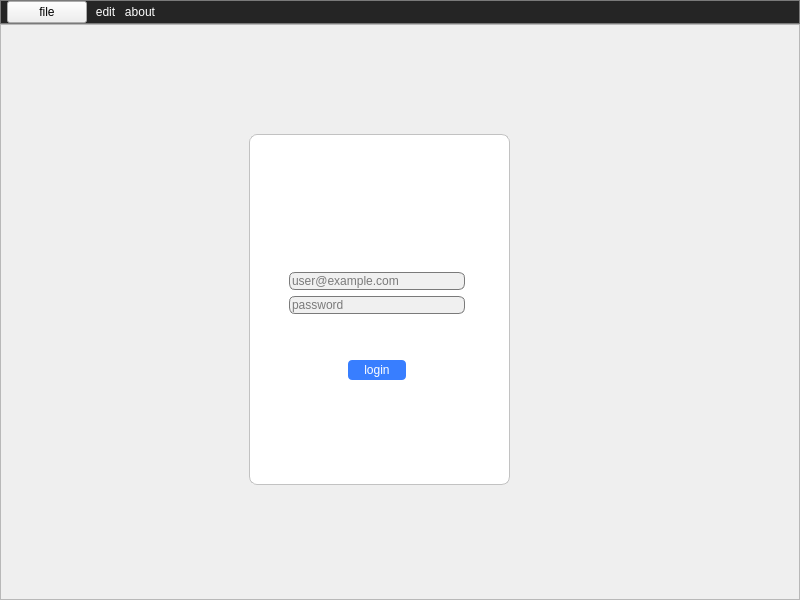
JASFLTeam/JAs-File-Lock, file ui/app.ui: the form before one commit.
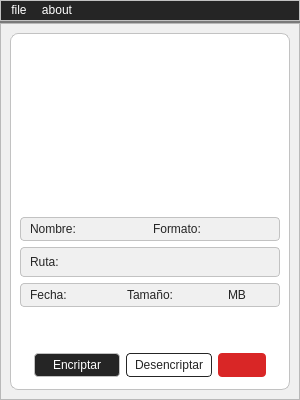
The form after the commit. Icons and pictures are not drawn.

What changed in the file:
```diff
--- a/ui/app.ui
+++ b/ui/app.ui
@@ -6,8 +6,8 @@
    <rect>
     <x>0</x>
     <y>0</y>
-    <width>800</width>
-    <height>600</height>
+    <width>300</width>
+    <height>400</height>
    </rect>
   </property>
   <property name="windowTitle">
@@ -67,130 +67,6 @@
        <property name="bottomMargin">
         <number>0</number>
        </property>
-       <item>
-        <layout class="QHBoxLayout" name="horizontalLayout_2">
-         <property name="spacing">
-          <number>0</number>
-         </property>
-         <item>
-          <layout class="QHBoxLayout" name="horizontalLayout">
-           <property name="spacing">
-            <number>8</number>
-           </property>
-           <property name="leftMargin">
-            <number>6</number>
-           </property>
-           <property name="rightMargin">
-            <number>6</number>
-           </property>
-           <item>
-            <widget class="QPushButton" name="file">
-             <property name="sizePolicy">
-              <sizepolicy hsizetype="Minimum" vsizetype="Minimum">
-               <horstretch>0</horstretch>
-               <verstretch>0</verstretch>
-              </sizepolicy>
-             </property>
-             <property name="styleSheet">
-              <string notr="true">QPushButton#file {
-  color: #ffffff;
-  border: none
-}
-
-QPushButton#file:hover {
-  background-color: #7a7a7a;
-  color: #ffffff;
-}</string>
-             </property>
-             <property name="text">
-              <string>file</string>
-             </property>
-            </widget>
-           </item>
-           <item>
-            <widget class="QPushButton" name="edit">
-             <property name="sizePolicy">
-              <sizepolicy hsizetype="Minimum" vsizetype="Minimum">
-               <horstretch>0</horstretch>
-               <verstretch>0</verstretch>
-              </sizepolicy>
-             </property>
-             <property name="styleSheet">
-              <string notr="true">QPushButton#edit {
-  color: #ffffff;
-  border: none
-}
-
-QPushButton#edit:hover {
-  background-color: #7a7a7a;
-  color: #ffffff;
-}</string>
-             </property>
-             <property name="text">
-              <string>edit</string>
-             </property>
-            </widget>
-           </item>
-           <item>
-            <widget class="QPushButton" name="about">
-             <property name="sizePolicy">
-              <sizepolicy hsizetype="Minimum" vsizetype="Minimum">
-               <horstretch>0</horstretch>
-               <verstretch>0</verstretch>
-              </sizepolicy>
-             </property>
-             <property name="styleSheet">
-              <string notr="true">QPushButton#about {
-  color: #ffffff;
-  border: none
-}
-
-QPushButton#about:hover {
-  background-color: #7a7a7a;
-  color: #ffffff;
-}</string>
-             </property>
-             <property name="text">
-              <string>about</string>
-             </property>
-            </widget>
-           </item>
-          </layout>
-         </item>
-         <item>
-          <spacer name="horizontalSpacer_2">
-           <property name="orientation">
-            <enum>Qt::Orientation::Horizontal</enum>
-           </property>
-           <property name="sizeType">
-            <enum>QSizePolicy::Policy::Expanding</enum>
-           </property>
-           <property name="sizeHint" stdset="0">
-            <size>
-             <width>40</width>
-             <height>20</height>
-            </size>
-           </property>
-          </spacer>
-         </item>
-         <item>
-          <spacer name="horizontalSpacer">
-           <property name="orientation">
-            <enum>Qt::Orientation::Horizontal</enum>
-           </property>
-           <property name="sizeType">
-            <enum>QSizePolicy::Policy::Expanding</enum>
-           </property>
-           <property name="sizeHint" stdset="0">
-            <size>
-             <width>100</width>
-             <height>20</height>
-            </size>
-           </property>
-          </spacer>
-         </item>
-        </layout>
-       </item>
       </layout>
      </widget>
     </item>
@@ -202,136 +78,386 @@
         <verstretch>1</verstretch>
        </sizepolicy>
       </property>
+      <property name="styleSheet">
+       <string notr="true">QFrame#frame {
+    background-color: #f0f0f0;
+}</string>
+      </property>
       <property name="frameShape">
        <enum>QFrame::Shape::StyledPanel</enum>
       </property>
       <property name="frameShadow">
        <enum>QFrame::Shadow::Raised</enum>
       </property>
-      <widget class="QFrame" name="frame_2">
-       <property name="geometry">
-        <rect>
-         <x>249</x>
-         <y>110</y>
-         <width>261</width>
-         <height>351</height>
-        </rect>
-       </property>
-       <property name="styleSheet">
-        <string notr="true">QFrame#frame_2 {
+      <layout class="QHBoxLayout" name="horizontalLayout_4">
+       <item>
+        <widget class="QFrame" name="frame_2">
+         <property name="styleSheet">
+          <string notr="true">QFrame#frame_2 {
   background-color: #ffffff;
   border: 1px solid #c2c2c2;
   border-radius: 8px;
 }</string>
-       </property>
-       <property name="frameShape">
-        <enum>QFrame::Shape::StyledPanel</enum>
-       </property>
-       <property name="frameShadow">
-        <enum>QFrame::Shadow::Raised</enum>
-       </property>
-       <widget class="QWidget" name="">
-        <property name="geometry">
-         <rect>
-          <x>40</x>
-          <y>110</y>
-          <width>176</width>
-          <height>136</height>
-         </rect>
-        </property>
-        <layout class="QVBoxLayout" name="verticalLayout_3">
-         <item>
-          <layout class="QVBoxLayout" name="verticalLayout_2">
-           <item>
-            <spacer name="verticalSpacer_2">
-             <property name="orientation">
-              <enum>Qt::Orientation::Vertical</enum>
-             </property>
-             <property name="sizeHint" stdset="0">
-              <size>
-               <width>20</width>
-               <height>40</height>
-              </size>
-             </property>
-            </spacer>
-           </item>
-           <item>
-            <widget class="QLineEdit" name="lineEdit">
-             <property name="styleSheet">
-              <string notr="true">QLineEdit {
-  color: #7a7a7a;
+         </property>
+         <property name="frameShape">
+          <enum>QFrame::Shape::StyledPanel</enum>
+         </property>
+         <property name="frameShadow">
+          <enum>QFrame::Shadow::Raised</enum>
+         </property>
+         <layout class="QVBoxLayout" name="verticalLayout_5">
+          <property name="topMargin">
+           <number>12</number>
+          </property>
+          <property name="bottomMargin">
+           <number>12</number>
+          </property>
+          <item>
+           <widget class="QWidget" name="widget" native="true">
+            <property name="sizePolicy">
+             <sizepolicy hsizetype="Preferred" vsizetype="Preferred">
+              <horstretch>0</horstretch>
+              <verstretch>1</verstretch>
+             </sizepolicy>
+            </property>
+           </widget>
+          </item>
+          <item>
+           <layout class="QVBoxLayout" name="verticalLayout_4">
+            <item>
+             <layout class="QVBoxLayout" name="verticalLayout_3">
+              <item>
+               <layout class="QVBoxLayout" name="verticalLayout_2">
+                <item>
+                 <widget class="QFrame" name="frame_5">
+                  <property name="styleSheet">
+                   <string notr="true">QFrame#frame_5 {
   background-color: #f0f0f0;
-  border: 1px solid #7a7a7a;
-  border-radius: 6px;
+  border: 1px solid #c2c2c2;
+  border-radius: 4px;
 }</string>
-             </property>
-             <property name="text">
-              <string>user@example.com</string>
-             </property>
-            </widget>
-           </item>
-           <item>
-            <widget class="QLineEdit" name="lineEdit_2">
-             <property name="styleSheet">
-              <string notr="true">QLineEdit {
-  color: #7a7a7a;
+                  </property>
+                  <property name="frameShape">
+                   <enum>QFrame::Shape::StyledPanel</enum>
+                  </property>
+                  <property name="frameShadow">
+                   <enum>QFrame::Shadow::Raised</enum>
+                  </property>
+                  <layout class="QVBoxLayout" name="verticalLayout_10">
+                   <property name="topMargin">
+                    <number>4</number>
+                   </property>
+                   <property name="bottomMargin">
+                    <number>4</number>
+                   </property>
+                   <item>
+                    <layout class="QHBoxLayout" name="horizontalLayout_7">
+                     <item>
+                      <layout class="QHBoxLayout" name="horizontalLayout_5">
+                       <item>
+                        <widget class="QLabel" name="name">
+                         <property name="styleSheet">
+                          <string notr="true">color: #252525;</string>
+                         </property>
+                         <property name="text">
+                          <string>Nombre:</string>
+                         </property>
+                        </widget>
+                       </item>
+                       <item>
+                        <widget class="QLabel" name="nombre_label">
+                         <property name="styleSheet">
+                          <string notr="true">color: #252525;</string>
+                         </property>
+                         <property name="text">
+                          <string/>
+                         </property>
+                        </widget>
+                       </item>
+                      </layout>
+                     </item>
+                     <item>
+                      <layout class="QHBoxLayout" name="horizontalLayout">
+                       <item>
+                        <widget class="QLabel" name="mime">
+                         <property name="styleSheet">
+                          <string notr="true">color: #252525;</string>
+                         </property>
+                         <property name="text">
+                          <string>Formato:</string>
+                         </property>
+                        </widget>
+                       </item>
+                       <item>
+                        <widget class="QLabel" name="formato_label">
+                         <property name="styleSheet">
+                          <string notr="true">color: #252525;</string>
+                         </property>
+                        </widget>
+                       </item>
+                      </layout>
+                     </item>
+                    </layout>
+                   </item>
+                  </layout>
+                 </widget>
+                </item>
+                <item>
+                 <widget class="QFrame" name="frame_3">
+                  <property name="styleSheet">
+                   <string notr="true">QFrame#frame_3 {
   background-color: #f0f0f0;
-  border: 1px solid #7a7a7a;
-  border-radius: 6px;
+  border: 1px solid #c2c2c2;
+  border-radius: 4px;
 }</string>
-             </property>
-             <property name="text">
-              <string>password</string>
-             </property>
-            </widget>
-           </item>
-          </layout>
-         </item>
-         <item>
-          <spacer name="verticalSpacer">
-           <property name="orientation">
-            <enum>Qt::Orientation::Vertical</enum>
-           </property>
-           <property name="sizeType">
-            <enum>QSizePolicy::Policy::Minimum</enum>
-           </property>
-           <property name="sizeHint" stdset="0">
-            <size>
-             <width>20</width>
-             <height>40</height>
-            </size>
-           </property>
-          </spacer>
-         </item>
-         <item>
-          <layout class="QHBoxLayout" name="horizontalLayout_4">
-           <item>
-            <spacer name="horizontalSpacer_4">
-             <property name="orientation">
-              <enum>Qt::Orientation::Horizontal</enum>
-             </property>
-             <property name="sizeHint" stdset="0">
-              <size>
-               <width>40</width>
-               <height>20</height>
-              </size>
-             </property>
-            </spacer>
-           </item>
-           <item>
-            <widget class="QPushButton" name="login">
-             <property name="sizePolicy">
-              <sizepolicy hsizetype="Expanding" vsizetype="Expanding">
-               <horstretch>0</horstretch>
-               <verstretch>0</verstretch>
-              </sizepolicy>
-             </property>
-             <property name="styleSheet">
-              <string notr="true">QPushButton#login {
+                  </property>
+                  <property name="frameShape">
+                   <enum>QFrame::Shape::StyledPanel</enum>
+                  </property>
+                  <property name="frameShadow">
+                   <enum>QFrame::Shadow::Raised</enum>
+                  </property>
+                  <layout class="QVBoxLayout" name="verticalLayout_11">
+                   <property name="topMargin">
+                    <number>4</number>
+                   </property>
+                   <property name="bottomMargin">
+                    <number>4</number>
+                   </property>
+                   <item>
+                    <layout class="QHBoxLayout" name="horizontalLayout_6">
+                     <item>
+                      <widget class="QLabel" name="path">
+                       <property name="styleSheet">
+                        <string notr="true">color: #252525;</string>
+                       </property>
+                       <property name="text">
+                        <string>Ruta:</string>
+                       </property>
+                      </widget>
+                     </item>
+                     <item>
+                      <widget class="QLabel" name="ruta_label">
+                       <property name="styleSheet">
+                        <string notr="true">color: #252525;</string>
+                       </property>
+                      </widget>
+                     </item>
+                     <item>
+                      <spacer name="horizontalSpacer">
+                       <property name="orientation">
+                        <enum>Qt::Orientation::Horizontal</enum>
+                       </property>
+                       <property name="sizeHint" stdset="0">
+                        <size>
+                         <width>40</width>
+                         <height>20</height>
+                        </size>
+                       </property>
+                      </spacer>
+                     </item>
+                    </layout>
+                   </item>
+                  </layout>
+                 </widget>
+                </item>
+                <item>
+                 <widget class="QFrame" name="frame_4">
+                  <property name="styleSheet">
+                   <string notr="true">QFrame#frame_4 {
+  background-color: #f0f0f0;
+  border: 1px solid #c2c2c2;
+  border-radius: 4px;
+}</string>
+                  </property>
+                  <property name="frameShape">
+                   <enum>QFrame::Shape::StyledPanel</enum>
+                  </property>
+                  <property name="frameShadow">
+                   <enum>QFrame::Shadow::Raised</enum>
+                  </property>
+                  <layout class="QVBoxLayout" name="verticalLayout_12">
+                   <property name="topMargin">
+                    <number>4</number>
+                   </property>
+                   <property name="bottomMargin">
+                    <number>4</number>
+                   </property>
+                   <item>
+                    <layout class="QHBoxLayout" name="horizontalLayout_2">
+                     <item>
+                      <widget class="QLabel" name="tiempo">
+                       <property name="styleSheet">
+                        <string notr="true">color: #252525;</string>
+                       </property>
+                       <property name="text">
+                        <string>Fecha:</string>
+                       </property>
+                      </widget>
+                     </item>
+                     <item>
+                      <widget class="QLabel" name="fecha_label">
+                       <property name="styleSheet">
+                        <string notr="true">color: #252525;</string>
+                       </property>
+                      </widget>
+                     </item>
+                     <item>
+                      <widget class="QLabel" name="tamano">
+                       <property name="styleSheet">
+                        <string notr="true">color: #252525;</string>
+                       </property>
+                       <property name="text">
+                        <string>Tamaño:</string>
+                       </property>
+                      </widget>
+                     </item>
+                     <item>
+                      <widget class="QLabel" name="tamano_label">
+                       <property name="styleSheet">
+                        <string notr="true">color: #252525;</string>
+                       </property>
+                       <property name="text">
+                        <string/>
+                       </property>
+                      </widget>
+                     </item>
+                     <item>
+                      <widget class="QLabel" name="mb_size">
+                       <property name="styleSheet">
+                        <string notr="true">color: #252525;</string>
+                       </property>
+                       <property name="text">
+                        <string>MB</string>
+                       </property>
+                      </widget>
+                     </item>
+                    </layout>
+                   </item>
+                  </layout>
+                 </widget>
+                </item>
+               </layout>
+              </item>
+             </layout>
+            </item>
+            <item>
+             <spacer name="verticalSpacer">
+              <property name="orientation">
+               <enum>Qt::Orientation::Vertical</enum>
+              </property>
+              <property name="sizeHint" stdset="0">
+               <size>
+                <width>20</width>
+                <height>40</height>
+               </size>
+              </property>
+             </spacer>
+            </item>
+            <item>
+             <layout class="QHBoxLayout" name="horizontalLayout_8">
+              <item>
+               <spacer name="horizontalSpacer_3">
+                <property name="orientation">
+                 <enum>Qt::Orientation::Horizontal</enum>
+                </property>
+                <property name="sizeHint" stdset="0">
+                 <size>
+                  <width>40</width>
+                  <height>20</height>
+                 </size>
+                </property>
+               </spacer>
+              </item>
+              <item>
+               <widget class="QPushButton" name="encriptar">
+                <property name="sizePolicy">
+                 <sizepolicy hsizetype="Minimum" vsizetype="Minimum">
+                  <horstretch>1</horstretch>
+                  <verstretch>0</verstretch>
+                 </sizepolicy>
+                </property>
+                <property name="styleSheet">
+                 <string notr="true">QPushButton {
   color: #ffffff;
-  background-color: #387eff;
+  background-color: #252525;;
+  border: 1px solid #c2c2c2;
+  border-radius: 4px;
+  padding: 4px 18px 4px 18px;
+}
+
+QPushButton:hover {
+  background-color: #000000;
+  color: #f0f0f0;
+}
+
+QPushButton:pressed {
+  background-color: #c2c2c2;
+  color: #252525;
+}
+
+QPushButton:disabled {
+  background-color: #c2c2c2;
+  color: #252525;
+}</string>
+                </property>
+                <property name="text">
+                 <string>Encriptar</string>
+                </property>
+               </widget>
+              </item>
+              <item>
+               <widget class="QPushButton" name="desencriptar">
+                <property name="sizePolicy">
+                 <sizepolicy hsizetype="Minimum" vsizetype="Fixed">
+                  <horstretch>1</horstretch>
+                  <verstretch>0</verstretch>
+                 </sizepolicy>
+                </property>
+                <property name="styleSheet">
+                 <string notr="true">QPushButton {
+  color: #252525;
+  background-color: #ffffff;
+  border: 1px solid #252525;
+  border-radius: 4px;
+  padding: 4px 8px 4px 8px;
+}
+
+QPushButton:hover {
+  background-color: #000000;
+  color: #f0f0f0;
+}
+
+QPushButton:pressed {
+  background-color: #c2c2c2;
+  color: #252525;
+}
+
+QPushButton:disabled {
+  background-color: #c2c2c2;
+  color: #252525;
+}</string>
+                </property>
+                <property name="text">
+                 <string>Desencriptar</string>
+                </property>
+               </widget>
+              </item>
+              <item>
+               <widget class="QPushButton" name="eliminar">
+                <property name="sizePolicy">
+                 <sizepolicy hsizetype="Preferred" vsizetype="Preferred">
+                  <horstretch>0</horstretch>
+                  <verstretch>0</verstretch>
+                 </sizepolicy>
+                </property>
+                <property name="styleSheet">
+                 <string notr="true">QPushButton {
+  color: #ffffff;
+  background-color: #d92626;
   border: none;
   border-radius: 4px;
+  padding: 4px 8px 4px 8px;
 }
 
 QPushButton#login:hover {
@@ -344,38 +470,117 @@
   color: #000000;
 }
 
-QPushButton#login:disabled {
-  background-color: #003699;
-  color: #000000;
+QPushButton:disabled {
+   background-color: #981b1b;
+   color: #000000;
 }</string>
-             </property>
-             <property name="text">
-              <string>login</string>
-             </property>
-            </widget>
-           </item>
-           <item>
-            <spacer name="horizontalSpacer_3">
-             <property name="orientation">
-              <enum>Qt::Orientation::Horizontal</enum>
-             </property>
-             <property name="sizeHint" stdset="0">
-              <size>
-               <width>40</width>
-               <height>20</height>
-              </size>
-             </property>
-            </spacer>
-           </item>
-          </layout>
-         </item>
-        </layout>
-       </widget>
-      </widget>
+                </property>
+                <property name="text">
+                 <string/>
+                </property>
+                <property name="icon">
+                 <iconset resource="icons.qrc">
+                  <normaloff>:/basic/icons/trash-icon.svg</normaloff>:/basic/icons/trash-icon.svg</iconset>
+                </property>
+               </widget>
+              </item>
+              <item>
+               <spacer name="horizontalSpacer_2">
+                <property name="orientation">
+                 <enum>Qt::Orientation::Horizontal</enum>
+                </property>
+                <property name="sizeHint" stdset="0">
+                 <size>
+                  <width>40</width>
+                  <height>20</height>
+                 </size>
+                </property>
+               </spacer>
+              </item>
+             </layout>
+            </item>
+           </layout>
+          </item>
+         </layout>
+        </widget>
+       </item>
+      </layout>
      </widget>
     </item>
    </layout>
   </widget>
+  <widget class="QMenuBar" name="menuBar">
+   <property name="geometry">
+    <rect>
+     <x>0</x>
+     <y>0</y>
+     <width>300</width>
+     <height>23</height>
+    </rect>
+   </property>
+   <property name="styleSheet">
+    <string notr="true">QMenu {
+    color: #ffffff;
+    background-color: #252525;
+    border: 1px solid #c2c2c2;
+}
+
+QMenuBar {
+    color: #ffffff;
+    background-color: #252525;
+    border: 1px solid #c2c2c2;
+}
+
+QMenuBar::item:hover {
+    background-color: #7a7a7a;
+}
+        
+QMenuBar::item:selected {
+    background-color: #7a7a7a;
+}</string>
+   </property>
+   <widget class="QMenu" name="menuFile">
+    <property name="styleSheet">
+     <string notr="true">QMenuBar::item:hover {
+    background-color: #7a7a7a;
+}</string>
+    </property>
+    <property name="title">
+     <string>file</string>
+    </property>
+    <addaction name="actionOpen"/>
+    <addaction name="actionClose"/>
+   </widget>
+   <widget class="QMenu" name="menuabout">
+    <property name="title">
+     <string>about</string>
+    </property>
+    <addaction name="actionabout_Pentaloon"/>
+    <addaction name="actionabout_third_parties"/>
+   </widget>
+   <addaction name="menuFile"/>
+   <addaction name="menuabout"/>
+  </widget>
+  <action name="actionOpen">
+   <property name="text">
+    <string>Open File</string>
+   </property>
+  </action>
+  <action name="actionabout_Pentaloon">
+   <property name="text">
+    <string>about Pentaloon</string>
+   </property>
+  </action>
+  <action name="actionClose">
+   <property name="text">
+    <string> Close File</string>
+   </property>
+  </action>
+  <action name="actionabout_third_parties">
+   <property name="text">
+    <string>about third parties</string>
+   </property>
+  </action>
  </widget>
  <resources/>
  <connections/>
```
Left out of the diff: 14 changed lines with no effect on the pictures.
